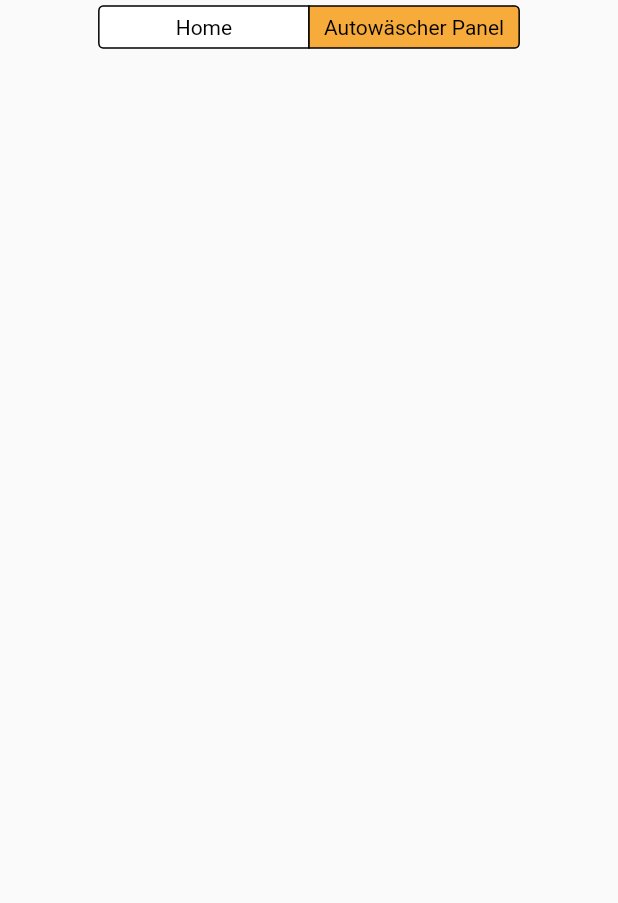
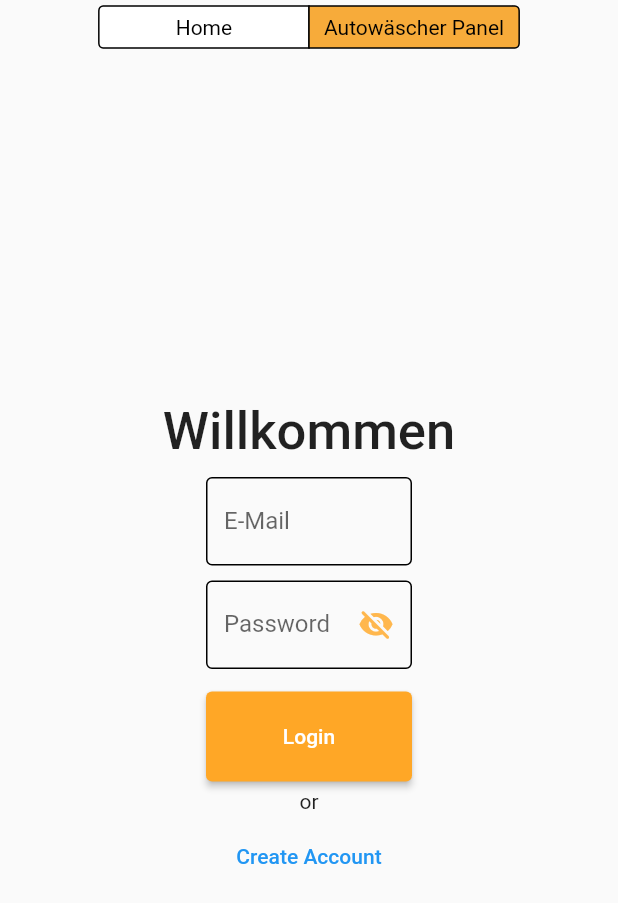
Before and after one commit to mrthnby/autowasch_termine, a Flutter app: the screen it shows after launch, after a tap on "Autowäscher Panel", on a phone screen of 412 x 824 dp. Shown: the top 903 px of the screen. Run offline on Flutter 3.47's test engine with Material 2 defaults, Android fonts, the phone set to English and light mode, and no system bars; our stand-ins replace get.

Commit message:
Login Page View Added

```diff
--- a/client/autowasch_termine/lib/core/base/service/user_service_interface.dart
+++ b/client/autowasch_termine/lib/core/base/service/user_service_interface.dart
@@ -1,5 +1,5 @@
-import 'package:autowasch_termine/product/models/autowash_model.dart';
-import 'package:autowasch_termine/product/models/booking_model.dart';
+import 'package:autowasch_termine/view/user/model/autowash_model.dart';
+import 'package:autowasch_termine/view/user/model/booking_model.dart';
 
 abstract class IUserService {
   Future<List<Autowash>?> fetchAutowashList();
--- a/client/autowasch_termine/lib/core/widgets/card/custom_carwash_card.dart
+++ b/client/autowasch_termine/lib/core/widgets/card/custom_carwash_card.dart
@@ -1,4 +1,4 @@
-import 'package:autowasch_termine/product/models/autowash_model.dart';
+import 'package:autowasch_termine/view/user/model/autowash_model.dart';
 import 'package:flutter/material.dart';
 
 class CustomCarWashCard extends StatelessWidget {
@@ -61,7 +61,7 @@ class CustomCarWashCard extends StatelessWidget {
                   height: 30,
                 ),
                 Text(
-                  _autowash.availableTimes,
+                  _autowash.openingHours,
                   style: const TextStyle(
                     fontSize: 18,
                     fontWeight: FontWeight.w500,
@@ -71,7 +71,7 @@ class CustomCarWashCard extends StatelessWidget {
                   height: 5,
                 ),
                 Text(
-                  _autowash.phone,
+                  _autowash.phoneNumber,
                   style: const TextStyle(
                     fontSize: 16,
                   ),
--- a/client/autowasch_termine/lib/main.dart
+++ b/client/autowasch_termine/lib/main.dart
@@ -1,5 +1,5 @@
 import 'package:autowasch_termine/product/controllers/user_controller.dart';
-import 'package:autowasch_termine/view/pages/home/home_view.dart';
+import 'package:autowasch_termine/view/home/view/home_view.dart';
 import 'package:flutter/material.dart';
 import 'package:get/get.dart';
 
--- a/client/autowasch_termine/lib/product/controllers/user_controller.dart
+++ b/client/autowasch_termine/lib/product/controllers/user_controller.dart
@@ -1,11 +1,16 @@
 import 'package:autowasch_termine/product/enum/user_enums.dart';
+import 'package:autowasch_termine/view/user/model/autowash_model.dart';
 import 'package:get/get.dart';
 
 class UserController extends GetxController {
   static final instance = Get.find<UserController>();
 
   final _autowashLoadingState = AutowashLoadingState.LOADING.obs;
+  List<Autowash>? autowashList;
+  AutowashLoadingState get autowashLoadingState => _autowashLoadingState.value;
+  set autowashLoadingState(AutowashLoadingState value) =>
+      _autowashLoadingState.value = value;
 
- AutowashLoadingState get autowashLoadingState => _autowashLoadingState.value;
- set autowashLoadingState(AutowashLoadingState value) => _autowashLoadingState.value = value;
+
+
 }
--- /dev/null
+++ b/client/autowasch_termine/lib/view/admin/view/admin_view.dart
@@ -0,0 +1,142 @@
+import 'package:flutter/cupertino.dart';
+import 'package:flutter/material.dart';
+
+class AdminView extends StatefulWidget {
+  const AdminView({super.key});
+
+  @override
+  State<AdminView> createState() => _AdminViewState();
+}
+
+class _AdminViewState extends State<AdminView> {
+  var emailController = TextEditingController();
+  var passwordController = TextEditingController();
+
+  @override
+  Widget build(BuildContext context) {
+    return Center(
+      child: Column(
+        crossAxisAlignment: CrossAxisAlignment.center,
+        mainAxisAlignment: MainAxisAlignment.center,
+        children: [
+          Text(
+            "Willkommen",
+            style:
+                Theme.of(context).textTheme.bodyLarge!.copyWith(fontSize: 35),
+            textAlign: TextAlign.left,
+          ),
+          const SizedBox(
+            height: 10,
+          ),
+          SizedBox(
+            width: MediaQuery.of(context).size.width / 3,
+            child: Form(
+              child: Column(
+                children: [
+                  LoginTextField(
+                    hint: "example@mail.com",
+                    label: "E-Mail",
+                    controller: emailController,
+                  ),
+                  const SizedBox(
+                    height: 10,
+                  ),
+                  LoginTextField(
+                    hint: "123456",
+                    label: "Password",
+                    controller: passwordController,
+                    isHidden: true,
+                  ),
+                  const SizedBox(
+                    height: 15,
+                  ),
+                  ElevatedButton(
+                    onPressed: () {},
+                    style: ElevatedButton.styleFrom(
+                      fixedSize: const Size(150, 60),
+                      backgroundColor: Colors.orange.shade400,
+                    ),
+                    child: const Text("Login"),
+                  ),
+                  const SizedBox(
+                    height: 5,
+                  ),
+                  const Text("or"),
+                  const SizedBox(
+                    height: 5,
+                  ),
+                  TextButton(
+                    child: const Text("Create Account"),
+                    onPressed: () {},
+                  )
+                ],
+              ),
+            ),
+          )
+        ],
+      ),
+    );
+  }
+}
+
+class LoginTextField extends StatefulWidget {
+  const LoginTextField({
+    super.key,
+    required this.controller,
+    required this.hint,
+    required this.label,
+    this.isHidden = false,
+  });
+
+  final TextEditingController controller;
+  final String hint;
+  final String label;
+  final bool isHidden;
+
+  @override
+  State<LoginTextField> createState() => _LoginTextFieldState();
+}
+
+class _LoginTextFieldState extends State<LoginTextField> {
+  bool _isPassVisible = false;
+  @override
+  Widget build(BuildContext context) {
+    return TextFormField(
+      obscureText: widget.isHidden && _isPassVisible,
+      obscuringCharacter: "•",
+      cursorColor: Colors.orange.shade300,
+      controller: widget.controller,
+      decoration: InputDecoration(
+        suffixIcon: !widget.isHidden
+            ? null
+            : IconButton(
+                color: Colors.orange.shade300,
+                splashRadius: 1,
+                onPressed: () {
+                  setState(() {
+                    _isPassVisible = !_isPassVisible;
+                  });
+                },
+                icon: Icon(
+                  _isPassVisible
+                      ? Icons.visibility_rounded
+                      : Icons.visibility_off_rounded,
+                ),
+              ),
+        enabledBorder: const OutlineInputBorder(),
+        focusedBorder: OutlineInputBorder(
+            borderSide: BorderSide(color: Colors.orange.shade300)),
+        hintText: widget.hint,
+        labelText: widget.label,
+        floatingLabelStyle: MaterialStateTextStyle.resolveWith(
+          (states) {
+            final Color color = states.contains(MaterialState.focused)
+                ? Colors.orange.shade300
+                : Colors.black;
+            return TextStyle(color: color);
+          },
+        ),
+      ),
+    );
+  }
+}
--- a/client/autowasch_termine/lib/view/pages/home/home_view.dart
+++ b/client/autowasch_termine/lib/view/home/view/home_view.dart
@@ -1,9 +1,9 @@
 import 'package:autowasch_termine/product/constants/padding_constants.dart';
-import 'package:autowasch_termine/view/pages/admin/admin_view.dart';
+import 'package:autowasch_termine/view/admin/view/admin_view.dart';
 import 'package:flutter/cupertino.dart';
 import 'package:flutter/material.dart';
 
-import '../user/view/user_view.dart';
+import '../../user/view/user_view.dart';
 
 class HomeView extends StatefulWidget {
   const HomeView({super.key});
@@ -12,12 +12,13 @@ class HomeView extends StatefulWidget {
   State<HomeView> createState() => _HomeViewState();
 }
 
-class _HomeViewState extends State<HomeView> {
+class _HomeViewState extends State<HomeView> with AutomaticKeepAliveClientMixin{
   String panel1Title = "Home";
   String panel2Title = "Autowäscher Panel";
   int _pageIndex = 0;
   @override
   Widget build(BuildContext context) {
+    super.build(context);
     return Scaffold(
       body: Padding(
         padding: PAGE_PADDING,
@@ -66,4 +67,8 @@ class _HomeViewState extends State<HomeView> {
       ),
     };
   }
+
+  @override
+  // TODO: implement wantKeepAlive
+  bool get wantKeepAlive => true;
 }
--- a/client/autowasch_termine/lib/view/pages/admin/admin_view.dart
+++ /dev/null
@@ -1,15 +0,0 @@
-import 'package:flutter/cupertino.dart';
-
-class AdminView extends StatefulWidget {
-  const AdminView({super.key});
-
-  @override
-  State<AdminView> createState() => _AdminViewState();
-}
-
-class _AdminViewState extends State<AdminView> {
-  @override
-  Widget build(BuildContext context) {
-    return Container();
-  }
-}
--- a/client/autowasch_termine/lib/view/pages/user/service/fake_user_service.dart
+++ /dev/null
@@ -1,63 +0,0 @@
-import 'package:autowasch_termine/core/base/service/user_service_interface.dart';
-import 'package:autowasch_termine/product/models/autowash_model.dart';
-import 'package:autowasch_termine/product/models/booking_model.dart';
-
-class FakeUserService extends IUserService {
-  @override
-  Future<void> addBooking(Booking booking) {
-    // TODO: implement addBooking
-    throw UnimplementedError();
-  }
-
-  @override
-  Future<void> deleteBooking(String plate) {
-    // TODO: implement deleteBooking
-    throw UnimplementedError();
-  }
-
-  @override
-  Future<List<Autowash>?> fetchAutowashList() async {
-    await Future.delayed(
-      const Duration(
-        seconds: 2,
-      ),
-    );
-    List<Autowash> autowashList = [];
-    autowashList.addAll([
-      Autowash(
-        photoId: 0,
-        name: "Kaya Autowash",
-        phone: "0555 555 55 55",
-        address: "Kavacık Beykoz/İstanbul",
-        availableTimes: "09.00 - 18.00",
-        price: "150",
-      ),
-      Autowash(
-        photoId: 0,
-        name: "Shen Autowash",
-        phone: "0555 555 55 55",
-        address: "Çağlayan Kağıthane/İstanbul",
-        availableTimes: "07.00 - 20.00",
-        price: "120",
-      ),
-      Autowash(
-        photoId: 0,
-        name: "Han Autowash",
-        phone: "0555 555 55 55",
-        address: "Levent Beşiktaş/İstanbul",
-        availableTimes: "06.00 - 17.00",
-        price: "250",
-      ),
-      Autowash(
-        photoId: 0,
-        name: "Imamson Autowash",
-        phone: "0555 555 55 55",
-        address: "Ataket Küçükçekmece/İstanbul",
-        availableTimes: "10.00 - 23.00",
-        price: "200",
-      ),
-    ]);
-
-    return autowashList;
-  }
-}
--- a/client/autowasch_termine/lib/view/pages/user/view/user_view.dart
+++ /dev/null
@@ -1,107 +0,0 @@
-import 'package:autowasch_termine/core/widgets/card/custom_carwash_card.dart';
-import 'package:autowasch_termine/product/constants/asset_path_constants.dart';
-import 'package:autowasch_termine/product/controllers/user_controller.dart';
-import 'package:autowasch_termine/product/enum/user_enums.dart';
-import 'package:autowasch_termine/product/models/autowash_model.dart';
-import 'package:autowasch_termine/view/pages/user/viewmodel/user_viewmodel.dart';
-import 'package:flutter/material.dart';
-import 'package:get/get.dart';
-
-class UserView extends StatefulWidget {
-  const UserView({super.key});
-
-  @override
-  State<UserView> createState() => _UserViewState();
-}
-
-class _UserViewState extends State<UserView>
-    with AutomaticKeepAliveClientMixin {
-  List<Autowash>? _autowashList;
-  UserController userController = UserController.instance;
-  UserViewModel userViewModel = UserViewModel();
-
-  @override
-  void initState() {
-    _getAutowashList();
-    super.initState();
-  }
-
-  void _getAutowashList() async {
-    _autowashList = await userViewModel.fetchAutowashList();
-  }
-
-  @override
-  Widget build(BuildContext context) {
-    super.build(context);
-    return Padding(
-      padding: const EdgeInsets.all(12.0),
-      child: SizedBox(
-        width: double.infinity,
-        child: Column(
-          crossAxisAlignment: CrossAxisAlignment.center,
-          children: [
-            _userViewTitle(),
-            const SizedBox(
-              height: 5,
-            ),
-            Obx(
-              () => userController.autowashLoadingState ==
-                      AutowashLoadingState.LOADING
-                  ? const Center(
-                      child: CircularProgressIndicator(
-                        color: Colors.orange,
-                      ),
-                    )
-                  : userController.autowashLoadingState ==
-                          AutowashLoadingState.ERROR
-                      ? const Center(
-                          child: Text(
-                            "ERROR",
-                          ),
-                        )
-                      : Expanded(
-                          child: ListView.builder(
-                            physics: const BouncingScrollPhysics(),
-                            shrinkWrap: true,
-                            itemCount: _autowashList!.length,
-                            itemBuilder: (context, index) {
-                              Autowash currentAutowash = _autowashList![index];
-                              return CustomCarWashCard(
-                                autowash: currentAutowash,
-                              );
-                            },
-                          ),
-                        ),
-            )
-          ],
-        ),
-      ),
-    );
-  }
-
-  Row _userViewTitle() {
-    return Row(
-      mainAxisAlignment: MainAxisAlignment.center,
-      children: [
-        SizedBox(
-          height: 35,
-          child: Image.asset(
-            CAR_WASH_ICON,
-            fit: BoxFit.contain,
-          ),
-        ),
-        const SizedBox(
-          width: 5,
-        ),
-        const Text(
-          "Autowäschern Liste",
-          style: TextStyle(fontSize: 25),
-        ),
-      ],
-    );
-  }
-
-  @override
-  // TODO: implement wantKeepAlive
-  bool get wantKeepAlive => true;
-}
--- a/client/autowasch_termine/lib/product/models/autowash_model.dart
+++ b/client/autowasch_termine/lib/view/user/model/autowash_model.dart
@@ -1,20 +1,24 @@
 class Autowash {
-  int? id;
+  int id;
   int photoId;
   String name;
-  String phone;
+  String openingHours;
+  String price;
+  String phoneNumber;
   String address;
-  String availableTimes;
-  String price;
+  String password;
+  DateTime createDate;
 
   Autowash({
+    required this.id,
     required this.photoId,
     required this.name,
-    required this.phone,
     required this.address,
-    required this.availableTimes,
     required this.price,
-    this.id,
+    required this.createDate,
+    required this.phoneNumber,
+    required this.openingHours,
+    required this.password
   });
 
   String getPhoto() {
--- /dev/null
+++ b/client/autowasch_termine/lib/view/user/service/fake_user_service.dart
@@ -0,0 +1,79 @@
+import 'package:autowasch_termine/core/base/service/user_service_interface.dart';
+import 'package:autowasch_termine/view/user/model/autowash_model.dart';
+import 'package:autowasch_termine/view/user/model/booking_model.dart';
+
+class FakeUserService extends IUserService {
+  @override
+  Future<void> addBooking(Booking booking) {
+    // TODO: implement addBooking
+    throw UnimplementedError();
+  }
+
+  @override
+  Future<void> deleteBooking(String plate) {
+    // TODO: implement deleteBooking
+    throw UnimplementedError();
+  }
+
+  @override
+  Future<List<Autowash>?> fetchAutowashList() async {
+    // Server delay simulation for loading state checking
+    await Future.delayed(
+      const Duration(
+        seconds: 2,
+      ),
+    );
+    List<Autowash> autowashList = [];
+    autowashList.addAll(
+      [
+        Autowash(
+          photoId: 4,
+          name: "Kaya Autowash",
+          phoneNumber: "0555 555 55 55",
+          address: "Kavacık Beykoz/İstanbul",
+          openingHours: "09.00 - 18.00",
+          price: "150",
+          createDate: DateTime.parse("2023-05-02T22:14:39.769+00:00"),
+          id: 12131,
+          password: "pass"
+
+        ),
+        Autowash(
+          photoId: 1,
+          name: "Shen Autowash",
+          phoneNumber: "0555 555 55 55",
+          address: "Çağlayan Kağıthane/İstanbul",
+          openingHours: "07.00 - 20.00",
+          price: "120",
+           createDate: DateTime.parse("2023-05-02T22:14:39.769+00:00"),
+          id: 1213221,
+          password: "pass"
+        ),
+        Autowash(
+          photoId: 2,
+          name: "Han Autowash",
+          phoneNumber: "0555 555 55 55",
+          address: "Levent Beşiktaş/İstanbul",
+          openingHours: "06.00 - 17.00",
+          price: "250",
+           createDate: DateTime.parse("2023-05-02T22:14:39.769+00:00"),
+          id: 121131,
+          password: "pass"
+        ),
+        Autowash(
+          photoId: 3,
+          name: "Imamson Autowash",
+          phoneNumber: "0555 555 55 55",
+          address: "Ataket Küçükçekmece/İstanbul",
+          openingHours: "10.00 - 23.00",
+          price: "200",
+           createDate: DateTime.parse("2023-05-02T22:14:39.769+00:00"),
+          id: 1213121,
+          password: "pass"
+        ),
+      ],
+    );
+
+    return autowashList;
+  }
+}
--- /dev/null
+++ b/client/autowasch_termine/lib/view/user/view/user_view.dart
@@ -0,0 +1,108 @@
+import 'package:autowasch_termine/core/widgets/card/custom_carwash_card.dart';
+import 'package:autowasch_termine/product/constants/asset_path_constants.dart';
+import 'package:autowasch_termine/product/controllers/user_controller.dart';
+import 'package:autowasch_termine/product/enum/user_enums.dart';
+import 'package:autowasch_termine/view/user/model/autowash_model.dart';
+import 'package:autowasch_termine/view/user/viewmodel/user_viewmodel.dart';
+import 'package:flutter/material.dart';
+import 'package:get/get.dart';
+
+class UserView extends StatefulWidget {
+  const UserView({super.key});
+
+  @override
+  State<UserView> createState() => _UserViewState();
+}
+
+class _UserViewState extends State<UserView> {
+  UserController userController = UserController.instance;
+  List<Autowash>? _autowashList;
+  UserViewModel userViewModel = UserViewModel();
+
+  @override
+  void initState() {
+    _getAutowashList();
+    super.initState();
+  }
+
+  void _getAutowashList() async {
+    if (userController.autowashList == null ||
+        userController.autowashList == []) {
+      _autowashList = await userViewModel.fetchAutowashList();
+    } else {
+      _autowashList = userController.autowashList;
+    }
+  }
+
+  @override
+  Widget build(BuildContext context) {
+    return Padding(
+      padding: const EdgeInsets.only(top: 12.0, left: 12.0, right: 12.0),
+      child: SizedBox(
+        width: double.infinity,
+        child: Column(
+          crossAxisAlignment: CrossAxisAlignment.center,
+          children: [
+            _userViewTitle(),
+            const SizedBox(
+              height: 5,
+            ),
+            _showAutowashList()
+          ],
+        ),
+      ),
+    );
+  }
+
+  Obx _showAutowashList() {
+    return Obx(
+      () => userController.autowashLoadingState == AutowashLoadingState.LOADING
+          ? const Center(
+              child: CircularProgressIndicator(
+                color: Colors.orange,
+              ),
+            )
+          : userController.autowashLoadingState == AutowashLoadingState.ERROR
+              ? const Center(
+                  child: Text(
+                    "ERROR",
+                  ),
+                )
+              : Expanded(
+                  child: ListView.builder(
+                    physics: const BouncingScrollPhysics(),
+                    shrinkWrap: true,
+                    itemCount: _autowashList!.length,
+                    itemBuilder: (context, index) {
+                      Autowash currentAutowash = _autowashList![index];
+                      return CustomCarWashCard(
+                        autowash: currentAutowash,
+                      );
+                    },
+                  ),
+                ),
+    );
+  }
+
+  Row _userViewTitle() {
+    return Row(
+      mainAxisAlignment: MainAxisAlignment.center,
+      children: [
+        SizedBox(
+          height: 35,
+          child: Image.asset(
+            CAR_WASH_ICON,
+            fit: BoxFit.contain,
+          ),
+        ),
+        const SizedBox(
+          width: 5,
+        ),
+        const Text(
+          "Autowäschern Liste",
+          style: TextStyle(fontSize: 25),
+        ),
+      ],
+    );
+  }
+}
--- a/client/autowasch_termine/lib/view/pages/user/viewmodel/user_viewmodel.dart
+++ b/client/autowasch_termine/lib/view/user/viewmodel/user_viewmodel.dart
@@ -1,13 +1,13 @@
 import 'package:autowasch_termine/core/base/service/user_service_interface.dart';
 import 'package:autowasch_termine/product/controllers/user_controller.dart';
 import 'package:autowasch_termine/product/enum/user_enums.dart';
-import 'package:autowasch_termine/product/models/autowash_model.dart';
-import 'package:autowasch_termine/product/models/booking_model.dart';
-import 'package:autowasch_termine/view/pages/user/service/fake_user_service.dart';
+import 'package:autowasch_termine/view/user/model/autowash_model.dart';
+import 'package:autowasch_termine/view/user/model/booking_model.dart';
+import 'package:autowasch_termine/view/user/service/fake_user_service.dart';
 
 class UserViewModel extends IUserService {
-  IUserService _userService = FakeUserService();
-  UserController _userController = UserController.instance;
+  final IUserService _userService = FakeUserService();
+  final UserController _userController = UserController.instance;
   @override
   Future<void> addBooking(Booking booking) {
     // TODO: implement addBooking
@@ -26,6 +26,7 @@ class UserViewModel extends IUserService {
     var list = await _userService.fetchAutowashList();
     if (list != null) {
       _userController.autowashLoadingState = AutowashLoadingState.LOADED;
+      _userController.autowashList = list;
       return list;
     } else {
       _userController.autowashLoadingState = AutowashLoadingState.ERROR;
```
Also changed, not shown: client/autowasch_termine/lib/view/user/model/booking_model.dart (renamed from client/autowasch_termine/lib/product/models/booking_model.dart), client/autowasch_termine/lib/view/user/service/user_service.dart (added).
